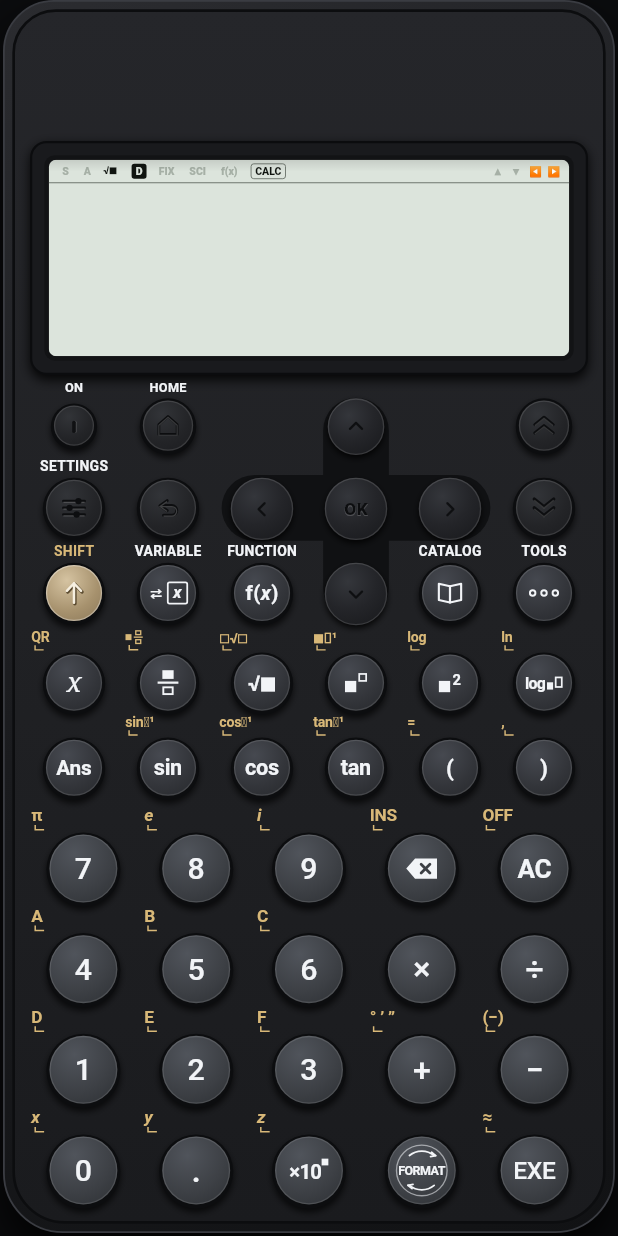
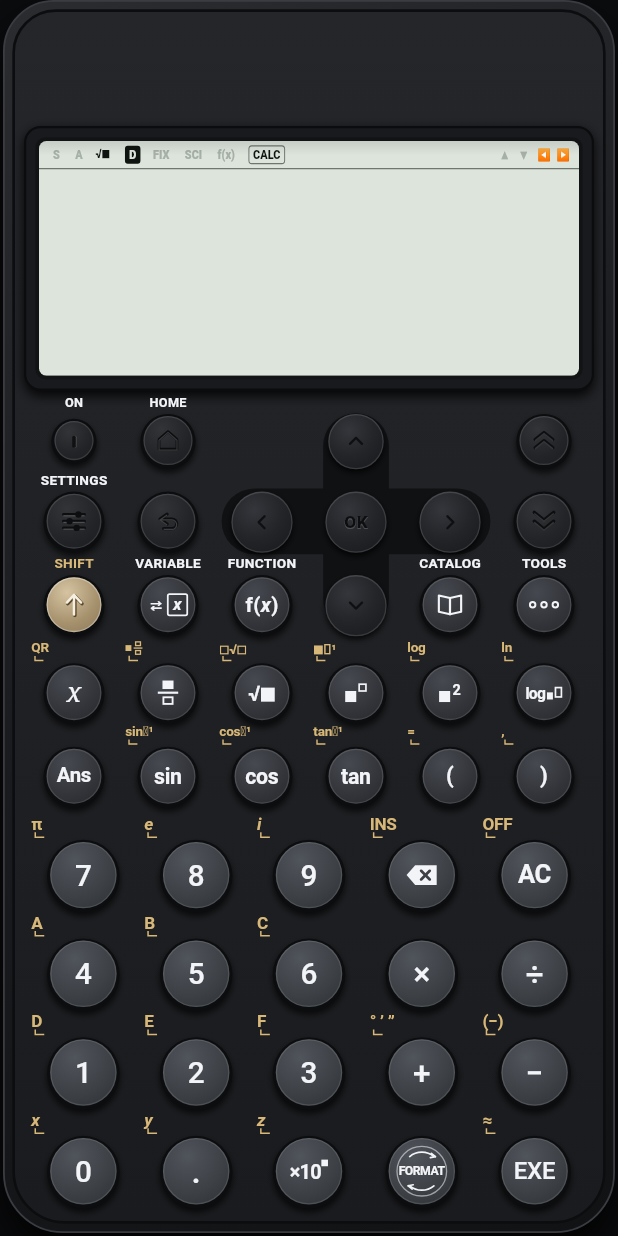
Before and after one commit to ravindudil5han/scientific-calculator, a Flutter app: the screen it shows after launch, on a phone screen of 412 x 824 dp. Run offline on Flutter 3.47's test engine with Material 3 defaults, Android fonts, the phone set to English and light mode, and no system bars.

Commit message:
display size change

```diff
--- a/lib/display_engine/lcd_display_widget.dart
+++ b/lib/display_engine/lcd_display_widget.dart
@@ -62,8 +62,8 @@
     _updateOverflowFlags(state);
 
     return Container(
-      margin: const EdgeInsets.symmetric(horizontal: 10),
-      padding: const EdgeInsets.all(8),
+      margin: const EdgeInsets.symmetric(horizontal: 6),
+      padding: const EdgeInsets.all(6),
       decoration: BoxDecoration(
         color: Cal_Theme.bezelMetallicOuter,
         borderRadius: BorderRadius.circular(11),
@@ -80,13 +80,13 @@
         ],
       ),
       child: Container(
-        padding: const EdgeInsets.all(3),
+        padding: const EdgeInsets.all(2.5),
         decoration: BoxDecoration(
           color: Cal_Theme.bezelInnerRecess,
           borderRadius: BorderRadius.circular(7),
         ),
         child: AspectRatio(
-          aspectRatio: 2.65,
+          aspectRatio: 2.30,
           child: ClipRRect(
             borderRadius: BorderRadius.circular(5),
             child: RepaintBoundary(
--- a/lib/hardware_ui/calculator_chassis_shell.dart
+++ b/lib/hardware_ui/calculator_chassis_shell.dart
@@ -220,9 +220,9 @@
                         mainAxisAlignment: MainAxisAlignment.spaceBetween,
                         children: [
                           // Upper chassis expansion covering the camera cutout / notch area
-                          // plus the 52px top faceplate height from the former solar-cell header
+                          // balanced for the enlarged high-resolution LCD display
                           if (!isCompactLandscape)
-                            SizedBox(height: topNotchInset + 52.0)
+                            SizedBox(height: topNotchInset + 42.0)
                           else
                             const SizedBox(height: 8.0),
 
```
Also changed, not shown: 1 other file.
